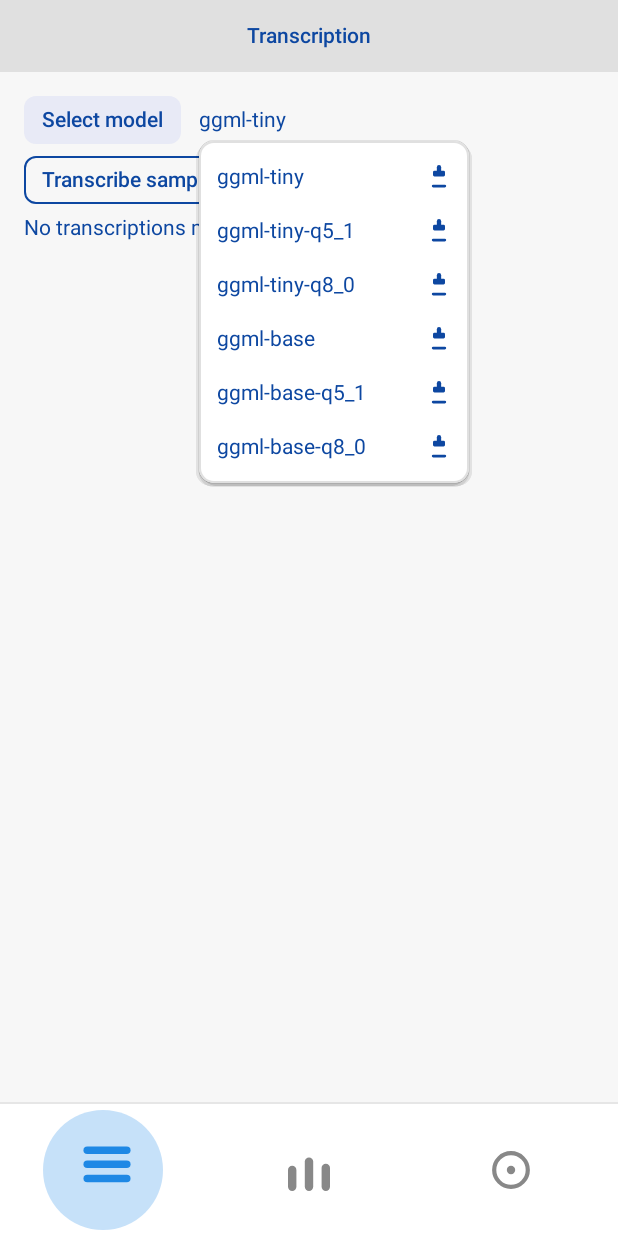
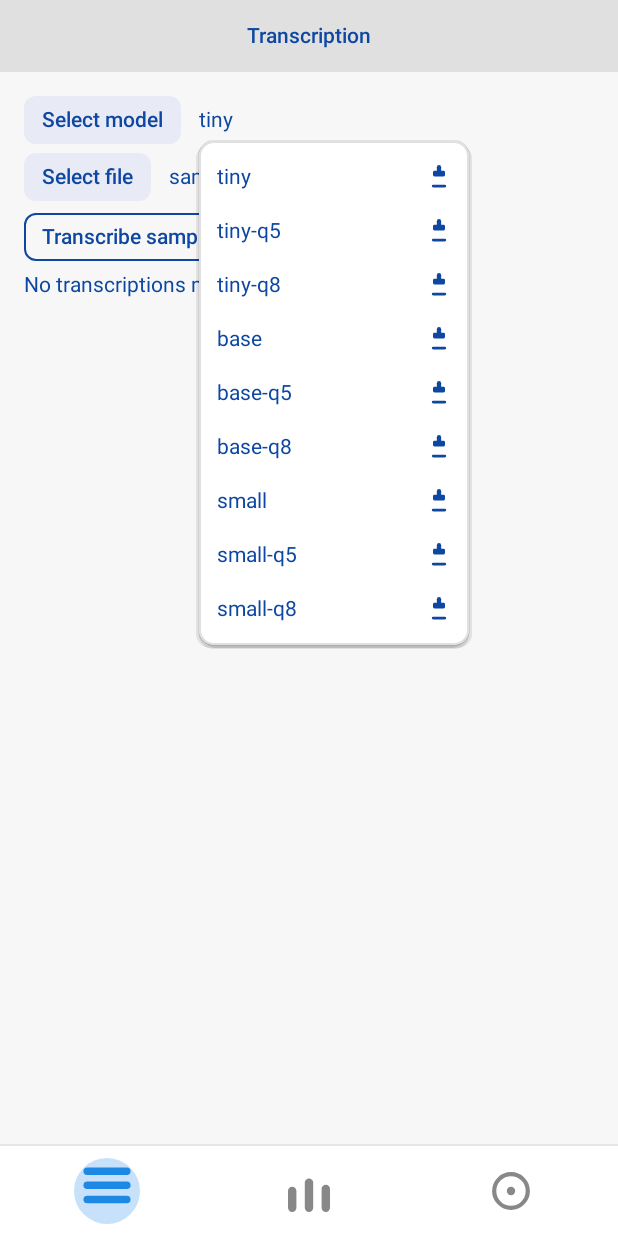
Before and after one commit to Sham-Naq/whisper_kotlin, an Android app built with Jetpack Compose: the screen it shows after launch (MainActivity), after a tap on "Select model", on a phone screen of 412 x 824 dp. Run offline under Robolectric (Android 15) with nearby library versions, the phone set to English and light mode, and no system bars.

Commit message:
delete model added

```diff
--- a/app/src/main/java/com/example/whisper_kotlin/MainActivity.kt
+++ b/app/src/main/java/com/example/whisper_kotlin/MainActivity.kt
@@ -28,6 +28,9 @@ import androidx.compose.ui.layout.boundsInWindow
 import androidx.compose.ui.layout.onGloballyPositioned
 import androidx.compose.ui.layout.positionInRoot
 import androidx.compose.ui.platform.LocalContext
+import androidx.activity.compose.rememberLauncherForActivityResult
+import androidx.activity.result.contract.ActivityResultContracts
+import android.net.Uri
 import androidx.compose.ui.platform.LocalDensity
 import androidx.compose.ui.text.TextStyle
 import androidx.compose.ui.text.font.FontWeight
@@ -35,6 +38,7 @@ import androidx.compose.ui.tooling.preview.Preview
 import androidx.compose.ui.unit.dp
 import androidx.compose.ui.unit.IntOffset
 import androidx.compose.ui.graphics.graphicsLayer
+import androidx.compose.ui.draw.blur
 import androidx.compose.ui.window.Popup
 import androidx.compose.ui.window.PopupProperties
 import androidx.compose.ui.window.PopupPositionProvider
@@ -119,6 +123,8 @@ private fun HomeScreen() {
         // Content area
         // Track selected model from the selector so Transcription screen can use it
     var selectedModel by remember { mutableStateOf<ModelOption?>(null) }
+        // Track selected audio file/asset for transcription
+        var audioSource by remember { mutableStateOf<AudioSource>(AudioSource.Asset("samples/samples_jfk.wav")) }
         var isModelDownloading by remember { mutableStateOf(false) }
 
         Column(
@@ -136,6 +142,14 @@ private fun HomeScreen() {
                     onSelected = { opt -> selectedModel = opt },
                     onDownloadingChanged = { downloading -> isModelDownloading = downloading }
                 )
+                Spacer(modifier = Modifier.height(6.dp))
+                FileSelectorRow(
+                    textColor = primaryTextColor,
+                    isDark = isDark,
+                    buttonBg = if (isDark) Color(0xFF2A2A2A) else Color(0xFFE8EAF6),
+                    source = audioSource,
+                    onSourceChanged = { audioSource = it }
+                )
                 Spacer(modifier = Modifier.height(8.dp))
             }
             NavHost(
@@ -148,6 +162,7 @@ private fun HomeScreen() {
                         modifier = Modifier.fillMaxSize(),
                         textColor = primaryTextColor,
                         selectedModel = selectedModel,
+                        audioSource = audioSource,
                         isModelDownloading = isModelDownloading
                     )
                 }
@@ -169,80 +184,33 @@ private fun HomeScreen() {
                     .height(1.dp)
                     .background(bottomBarDivider)
             )
-            val circleSizeDp = 80.dp
-            val itemSpacingDp = 8.dp
-            val rowHorizontalPaddingDp = 8.dp
-            val density = LocalDensity.current
-            var rowWidthPx by remember { mutableStateOf(0) }
-            var parentLeftInRoot by remember { mutableStateOf(0f) }
-            val centers = remember { mutableStateListOf(0f, 0f, 0f) }
             val route = currentRoute
-            val selectedIndex = when (route) {
-                BottomTab.Transcription.route -> 0
-                BottomTab.Recorder.route -> 1
-                BottomTab.Settings.route -> 2
-                else -> 0
-            }
-            val itemCount = 3
-            val circlePx = with(density) { circleSizeDp.toPx() }
-            val spacingPx = with(density) { itemSpacingDp.toPx() }
-            val padPx = with(density) { rowHorizontalPaddingDp.toPx() }
-            val totalSpacingPx = spacingPx * (itemCount - 1)
-            // Row width includes its horizontal padding; compute content width for children
-            val contentWidthPx = (rowWidthPx.toFloat() - padPx * 2f).coerceAtLeast(0f)
-            val childWidthPx = if (contentWidthPx > 0f) (contentWidthPx - totalSpacingPx) / itemCount else 0f
-            // Prefer precise centering using measured item centers; fallback to computed layout centers
-            val measuredCenter = centers.getOrNull(selectedIndex)?.takeIf { it > 0f }
-            val targetLeft = if (measuredCenter != null && parentLeftInRoot > 0f) {
-                measuredCenter - parentLeftInRoot - circlePx / 2f
-            } else if (childWidthPx > 0f) {
-                padPx + selectedIndex * (childWidthPx + spacingPx) + (childWidthPx - circlePx) / 2f
-            } else 0f
-            val animatedLeft by animateFloatAsState(
-                targetValue = targetLeft,
-                animationSpec = tween(durationMillis = 280, easing = FastOutSlowInEasing),
-                label = "navIndicatorX"
-            )
-
-            Box(
-                modifier = Modifier
-                    .fillMaxWidth()
-                    .height(circleSizeDp + 8.dp)
-                    .onGloballyPositioned { parentLeftInRoot = it.positionInRoot().x }
-            ) {
-                // Sliding circular indicator
-                Box(
-                    modifier = Modifier
-                        .align(Alignment.CenterStart)
-                        .graphicsLayer { translationX = animatedLeft }
-                        .size(circleSizeDp)
-                        .background(activeIconColor.copy(alpha = 0.25f), CircleShape)
-                )
-
             Row(
                 modifier = Modifier
                     .fillMaxWidth()
-                        .align(Alignment.Center)
-                        .padding(horizontal = rowHorizontalPaddingDp, vertical = 4.dp)
-                        .onGloballyPositioned { rowWidthPx = it.size.width },
-                    horizontalArrangement = Arrangement.spacedBy(itemSpacingDp),
+                    .padding(horizontal = 8.dp, vertical = 8.dp),
+                horizontalArrangement = Arrangement.spacedBy(8.dp),
                 verticalAlignment = Alignment.CenterVertically
             ) {
-            // Left item wrapper to capture its center
+                // Left item wrapper
                 Box(
-                modifier = Modifier
-                    .weight(1f)
-                    .onGloballyPositioned { coords ->
-                        centers[0] = coords.positionInRoot().x + coords.size.width / 2f
-                    },
+                    modifier = Modifier.weight(1f),
                     contentAlignment = Alignment.Center
                 ) {
                     val isSelected = route == BottomTab.Transcription.route
                     val scale by animateFloatAsState(targetValue = if (isSelected) 1.12f else 1f, label = "scaleT")
+                    if (isSelected) {
+                        Box(
+                            modifier = Modifier
+                                .size(44.dp)
+                                .background(activeIconColor.copy(alpha = 0.25f), CircleShape)
+                                .blur(18.dp)
+                        )
+                    }
                     BottomNavItem(
-                selected = route == BottomTab.Transcription.route,
+                        selected = isSelected,
                         onClick = {
-                    if (route != BottomTab.Transcription.route) {
+                            if (!isSelected) {
                                 navController.navigate(BottomTab.Transcription.route) {
                                     launchSingleTop = true
                                     popUpTo(navController.graph.startDestinationId) { saveState = true }
@@ -253,32 +221,36 @@ private fun HomeScreen() {
                         modifier = Modifier,
                         selectedBgColor = navSelectedBg,
                         unselectedBgColor = navUnselectedBg,
-                    // Hide outlines for Transcription item
                         selectedBorderColor = Color.Transparent,
                         unselectedBorderColor = Color.Transparent,
                         drawContainer = false
                     ) {
                         IconTranscription(
-                        color = if (route == BottomTab.Transcription.route) activeIconColor else inactiveIconColor,
+                            color = if (isSelected) activeIconColor else inactiveIconColor,
                             modifier = Modifier.size(28.dp).graphicsLayer(scaleX = scale, scaleY = scale)
                         )
                     }
                 }
+
                 // Middle item wrapper
                 Box(
-                modifier = Modifier
-                    .weight(1f)
-                    .onGloballyPositioned { coords ->
-                        centers[1] = coords.positionInRoot().x + coords.size.width / 2f
-                    },
+                    modifier = Modifier.weight(1f),
                     contentAlignment = Alignment.Center
                 ) {
                     val isSelected = route == BottomTab.Recorder.route
                     val scale by animateFloatAsState(targetValue = if (isSelected) 1.12f else 1f, label = "scaleR")
+                    if (isSelected) {
+                        Box(
+                            modifier = Modifier
+                                .size(44.dp)
+                                .background(activeIconColor.copy(alpha = 0.25f), CircleShape)
+                                .blur(18.dp)
+                        )
+                    }
                     BottomNavItem(
-                selected = route == BottomTab.Recorder.route,
+                        selected = isSelected,
                         onClick = {
-                    if (route != BottomTab.Recorder.route) {
+                            if (!isSelected) {
                                 navController.navigate(BottomTab.Recorder.route) {
                                     launchSingleTop = true
                                     popUpTo(navController.graph.startDestinationId) { saveState = true }
@@ -287,30 +259,34 @@ private fun HomeScreen() {
                             }
                         },
                         modifier = Modifier,
-                    // No rectangular container for the middle item
                         drawContainer = false
                     ) {
                         IconRecorder(
-                        color = if (route == BottomTab.Recorder.route) activeIconColor else inactiveIconColor,
+                            color = if (isSelected) activeIconColor else inactiveIconColor,
                             modifier = Modifier.size(28.dp).graphicsLayer(scaleX = scale, scaleY = scale)
                         )
                     }
                 }
+
                 // Right item wrapper
                 Box(
-                modifier = Modifier
-                    .weight(1f)
-                    .onGloballyPositioned { coords ->
-                        centers[2] = coords.positionInRoot().x + coords.size.width / 2f
-                    },
+                    modifier = Modifier.weight(1f),
                     contentAlignment = Alignment.Center
                 ) {
                     val isSelected = route == BottomTab.Settings.route
                     val scale by animateFloatAsState(targetValue = if (isSelected) 1.12f else 1f, label = "scaleS")
+                    if (isSelected) {
+                        Box(
+                            modifier = Modifier
+                                .size(44.dp)
+                                .background(activeIconColor.copy(alpha = 0.25f), CircleShape)
+                                .blur(18.dp)
+                        )
+                    }
                     BottomNavItem(
-                selected = route == BottomTab.Settings.route,
+                        selected = isSelected,
                         onClick = {
-                    if (route != BottomTab.Settings.route) {
+                            if (!isSelected) {
                                 navController.navigate(BottomTab.Settings.route) {
                                     launchSingleTop = true
                                     popUpTo(navController.graph.startDestinationId) { saveState = true }
@@ -321,16 +297,14 @@ private fun HomeScreen() {
                         modifier = Modifier,
                         selectedBgColor = navSelectedBg,
                         unselectedBgColor = navUnselectedBg,
-                    // Hide outlines for Settings item
                         selectedBorderColor = Color.Transparent,
                         unselectedBorderColor = Color.Transparent,
                         drawContainer = false
                     ) {
                         IconSettings(
-                        color = if (route == BottomTab.Settings.route) activeIconColor else inactiveIconColor,
+                            color = if (isSelected) activeIconColor else inactiveIconColor,
                             modifier = Modifier.size(28.dp).graphicsLayer(scaleX = scale, scaleY = scale)
                         )
-                }
                     }
                 }
             }
@@ -411,6 +385,7 @@ private fun TranscriptionScreen(
     modifier: Modifier = Modifier,
     textColor: Color = Color(0xFF0D47A1),
     selectedModel: ModelOption? = null,
+    audioSource: AudioSource = AudioSource.Asset("samples/samples_jfk.wav"),
     isModelDownloading: Boolean = false
 ) {
     val ctx = LocalContext.current
@@ -444,12 +419,40 @@ private fun TranscriptionScreen(
                             "ggml-tiny-q5_1 (asset)"
                         }
                         val startNs = android.os.SystemClock.elapsedRealtimeNanos()
-                        val text = WhisperEngine.transcribeWavAsset(ctx, "samples/samples_jfk.wav")
+                        val text = when (val src = audioSource) {
+                            is AudioSource.Asset -> WhisperEngine.transcribeWavAsset(ctx, src.assetPath)
+                            is AudioSource.File -> WhisperEngine.transcribeWavFile(src.path)
+                        }
                         val elapsedMs = (android.os.SystemClock.elapsedRealtimeNanos() - startNs) / 1_000_000.0
                         val timeLine = "Completed in " + String.format(java.util.Locale.US, "%.1f", elapsedMs / 1000.0) + " s (" + elapsedMs.toLong() + " ms)"
-                        append("Model: $modelLabel\nTranscript:\n$text\n$timeLine")
+                        val fileLabel = when (val src = audioSource) {
+                            is AudioSource.Asset -> src.assetPath.substringAfterLast('/')
+                            is AudioSource.File -> java.io.File(src.path).name
+                        }
+                        append("File: $fileLabel\nModel: $modelLabel\nTranscript:\n$text\n$timeLine")
                     } catch (t: Throwable) {
                         append("Transcribe failed: ${'$'}t")
+                    }
+                }
+            }
+            ActionButton("Delete model", textColor) {
+                scope.launch(Dispatchers.IO) {
+                    try {
+                        val chosen = selectedModel
+                        if (chosen == null) {
+                            append("No model selected to delete.")
+                            return@launch
+                        }
+                        val file = ModelManager.getLocalModelFile(ctx, chosen.fileName)
+                        if (file.exists()) {
+                            val ok = file.delete()
+                            WhisperEngine.reset()
+                            append(if (ok) "Deleted model: ${'$'}{file.name}" else "Failed to delete: ${'$'}{file.name}")
+                        } else {
+                            append("Model not found locally: ${'$'}{chosen.fileName}")
+                        }
+                    } catch (t: Throwable) {
+                        append("Delete failed: ${'$'}t")
                     }
                 }
             }
@@ -499,6 +502,12 @@ private fun SettingsScreen(modifier: Modifier = Modifier, textColor: Color = Col
 // --- Model selector UI ---
 
 private data class ModelOption(val id: String, val fileName: String, val url: String)
+
+// --- Audio source model ---
+private sealed class AudioSource {
+    data class Asset(val assetPath: String): AudioSource()
+    data class File(val path: String): AudioSource()
+}
 
 @Composable
 private fun ModelSelectorRow(
@@ -738,3 +747,116 @@ private fun CancelIcon(color: Color, modifier: Modifier = Modifier.size(12.dp))
         drawLine(color = color, start = Offset(w, 0f), end = Offset(0f, h), strokeWidth = stroke)
     }
 }
+
+@Composable
+private fun FileSelectorRow(
+    textColor: Color,
+    isDark: Boolean,
+    buttonBg: Color,
+    source: AudioSource,
+    onSourceChanged: (AudioSource) -> Unit,
+) {
+    val ctx = LocalContext.current
+    val scope = rememberCoroutineScope()
+    val cachedDir = remember { java.io.File(ctx.cacheDir, "uploads").apply { mkdirs() } }
+    // Cached files shown in dropdown
+    val cachedFiles = remember {
+        mutableStateListOf<java.io.File>().apply { addAll(cachedDir.listFiles()?.toList() ?: emptyList()) }
+    }
+    val launcher = rememberLauncherForActivityResult(ActivityResultContracts.GetContent()) { uri: Uri? ->
+        if (uri != null) {
+            scope.launch(Dispatchers.IO) {
+                try {
+                    val name = runCatching {
+                        val c = ctx.contentResolver.query(uri, arrayOf(android.provider.OpenableColumns.DISPLAY_NAME), null, null, null)
+                        c?.use { if (it.moveToFirst()) it.getString(0) else null }
+                    }.getOrNull() ?: ("upload_" + System.currentTimeMillis() + ".wav")
+                    val target = java.io.File(cachedDir, name)
+                    ctx.contentResolver.openInputStream(uri)?.use { ins ->
+                        target.outputStream().use { outs -> ins.copyTo(outs) }
+                    }
+                    onSourceChanged(AudioSource.File(target.absolutePath))
+                    // Update the reactive list so the new file appears immediately
+                    if (cachedFiles.none { it.absolutePath == target.absolutePath }) {
+                        cachedFiles.add(0, target)
+                    }
+                } catch (_: Throwable) {}
+            }
+        }
+    }
+
+    // Build dropdown options: default JFK asset, any cached files, then Upload action
+    // cachedFiles declared above
+    var expanded by remember { mutableStateOf(false) }
+    val selectedLabel = when (source) {
+        is AudioSource.Asset -> source.assetPath.substringAfterLast('/')
+        is AudioSource.File -> java.io.File(source.path).name
+    }
+
+    var anchorBounds by remember { mutableStateOf(Rect.Zero) }
+
+    Column(modifier = Modifier.fillMaxWidth()) {
+        Row(verticalAlignment = Alignment.CenterVertically, horizontalArrangement = Arrangement.spacedBy(12.dp)) {
+            Box(
+                modifier = Modifier
+                    .background(buttonBg, RoundedCornerShape(8.dp))
+                    .clickable { expanded = !expanded }
+                    .padding(horizontal = 12.dp, vertical = 8.dp),
+                contentAlignment = Alignment.Center
+            ) { BasicText("Select file", style = TextStyle(color = textColor, fontWeight = FontWeight.Medium)) }
+
+            BasicText(selectedLabel, style = TextStyle(color = textColor), modifier = Modifier.onGloballyPositioned { anchorBounds = it.boundsInWindow() })
+        }
+
+        if (expanded) {
+            val cardBg = if (isDark) Color(0xFF232323) else Color(0xFFFFFFFF)
+            val border = if (isDark) Color(0xFF333333) else Color(0xFFE0E0E0)
+            Popup(
+                alignment = Alignment.TopStart,
+                offset = IntOffset(anchorBounds.left.toInt(), anchorBounds.bottom.toInt()),
+                properties = PopupProperties(focusable = true),
+                onDismissRequest = { expanded = false }
+            ) {
+                Column(
+                    modifier = Modifier
+                        .background(cardBg, RoundedCornerShape(10.dp))
+                        .border(1.dp, border, RoundedCornerShape(10.dp))
+                        .padding(vertical = 6.dp)
+                        .width(200.dp)
+                ) {
+                    // Default JFK asset
+                    Row(
+                        modifier = Modifier.fillMaxWidth().clickable {
+                            onSourceChanged(AudioSource.Asset("samples/samples_jfk.wav"))
+                            expanded = false
+                        }.padding(horizontal = 12.dp, vertical = 10.dp),
+                        verticalAlignment = Alignment.CenterVertically,
+                        horizontalArrangement = Arrangement.SpaceBetween
+                    ) { BasicText("samples_jfk.wav", style = TextStyle(color = textColor)) }
+
+                    // Cached files
+                    cachedFiles.forEach { f ->
+                        Row(
+                            modifier = Modifier.fillMaxWidth().clickable {
+                                onSourceChanged(AudioSource.File(f.absolutePath))
+                                expanded = false
+                            }.padding(horizontal = 12.dp, vertical = 10.dp),
+                            verticalAlignment = Alignment.CenterVertically,
+                            horizontalArrangement = Arrangement.SpaceBetween
+                        ) { BasicText(f.name, style = TextStyle(color = textColor)) }
+                    }
+
+                    // Upload action (SAF)
+                    Row(
+                        modifier = Modifier.fillMaxWidth().clickable {
+                            expanded = false
+                            launcher.launch("audio/*")
+                        }.padding(horizontal = 12.dp, vertical = 10.dp),
+                        verticalAlignment = Alignment.CenterVertically,
+                        horizontalArrangement = Arrangement.SpaceBetween
+                    ) { BasicText("Upload…", style = TextStyle(color = textColor, fontWeight = FontWeight.SemiBold)) }
+                }
+            }
+        }
+    }
+}
--- a/app/src/main/java/com/example/whisper_kotlin/ModelManager.kt
+++ b/app/src/main/java/com/example/whisper_kotlin/ModelManager.kt
@@ -27,34 +27,49 @@ object ModelManager {
 
     private val AVAILABLE_MODELS: List<ModelSpec> = listOf(
         ModelSpec(
-            id = "ggml-tiny",
+            id = "tiny",
             fileName = "ggml-tiny.bin",
             url = HF_BASE + "ggml-tiny.bin?download=true"
         ),
         ModelSpec(
-            id = "ggml-tiny-q5_1",
+            id = "tiny-q5",
             fileName = "ggml-tiny-q5_1.bin",
             url = HF_BASE + "ggml-tiny-q5_1.bin?download=true"
         ),
         ModelSpec(
-            id = "ggml-tiny-q8_0",
+            id = "tiny-q8",
             fileName = "ggml-tiny-q8_0.bin",
             url = HF_BASE + "ggml-tiny-q8_0.bin?download=true"
         ),
         ModelSpec(
-            id = "ggml-base",
+            id = "base",
             fileName = "ggml-base.bin",
             url = HF_BASE + "ggml-base.bin?download=true"
         ),
         ModelSpec(
-            id = "ggml-base-q5_1",
+            id = "base-q5",
             fileName = "ggml-base-q5_1.bin",
             url = HF_BASE + "ggml-base-q5_1.bin?download=true"
         ),
         ModelSpec(
-            id = "ggml-base-q8_0",
+            id = "base-q8",
             fileName = "ggml-base-q8_0.bin",
             url = HF_BASE + "ggml-base-q8_0.bin?download=true"
+        ),
+        ModelSpec(
+            id = "small",
+            fileName = "ggml-small.bin",
+            url = HF_BASE + "ggml-small.bin?download=true"
+        ),
+        ModelSpec(
+            id = "small-q5",
+            fileName = "ggml-small-q5_1.bin",
+            url = HF_BASE + "ggml-small-q5_1.bin?download=true"
+        ),
+        ModelSpec(
+            id = "small-q8",
+            fileName = "ggml-small-q8_0.bin",
+            url = HF_BASE + "ggml-small-q8_0.bin?download=true"
         )
     )
 
```
Also changed, not shown: app/src/main/java/com/example/whisper_kotlin/WhisperEngine.kt (+11 -0 lines), 1 other file. Lines whose indentation alone changed are shown as unchanged.
